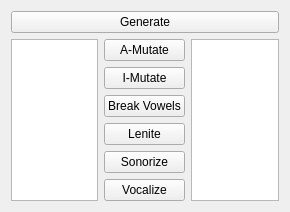
Before: the Qt Designer form language.ui in tps12/Tec-Nine, drawn with Qt 5.
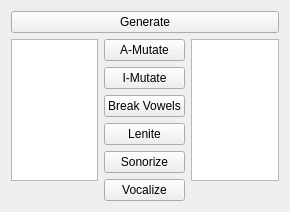
After: the same form once the commit is applied.

Commit message: Show full phoneme set for each language revision

The edit to the form file:
```diff
--- a/language.ui
+++ b/language.ui
@@ -30,6 +30,8 @@
    <item>
     <layout class="QHBoxLayout">
      <item>
+      <layout class="QVBoxLayout">
+       <item>
       <widget class="QListWidget" name="source">
        <property name="sizePolicy">
         <sizepolicy hsizetype="Expanding" vsizetype="Expanding">
@@ -46,6 +48,11 @@
       </widget>
      </item>
      <item>
+        <widget class="QLabel" name="sourcephonemes" />
+       </item>
+      </layout>
+     </item>
+     <item>
       <layout class="QVBoxLayout">
        <item>
         <widget class="QPushButton" name="amutate">
@@ -92,6 +99,8 @@
       </layout>
      </item>
      <item>
+      <layout class="QVBoxLayout">
+       <item>
       <widget class="QListWidget" name="dest">
        <property name="sizePolicy">
         <sizepolicy hsizetype="Expanding" vsizetype="Expanding">
@@ -106,6 +115,11 @@
         </size>
        </property>
       </widget>
+       </item>
+       <item>
+        <widget class="QLabel" name="destphonemes" />
+       </item>
+      </layout>
      </item>
     </layout>
    </item>
```
Lines whose indentation alone changed are shown as unchanged. The commit also changes 2 other files.
